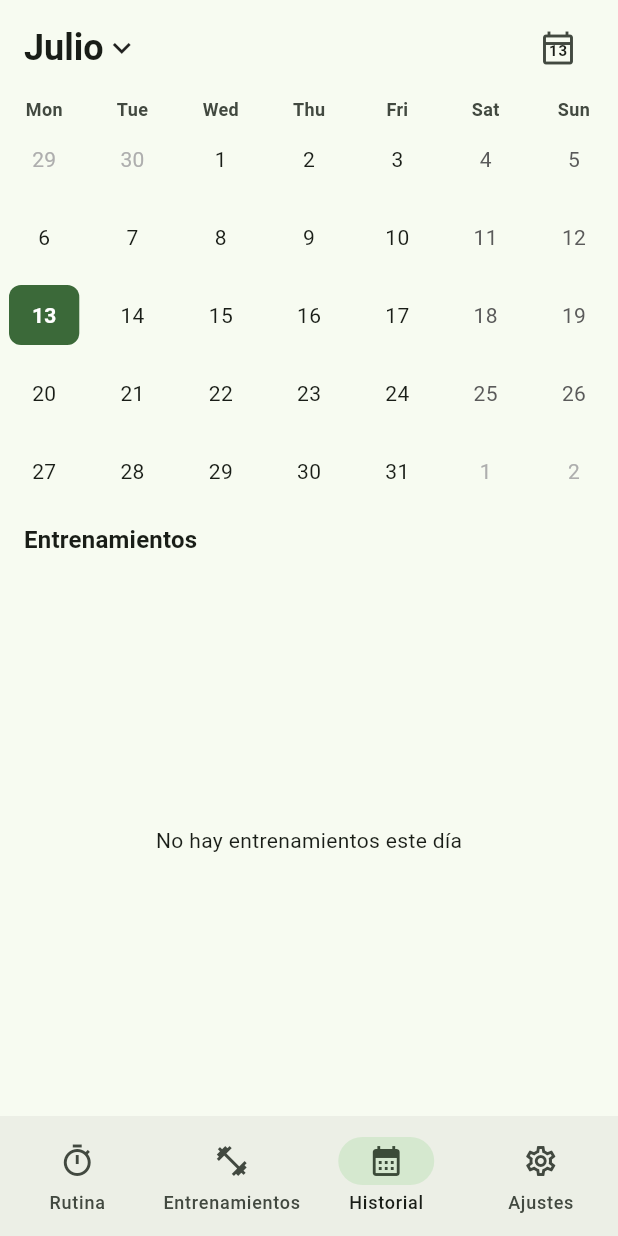
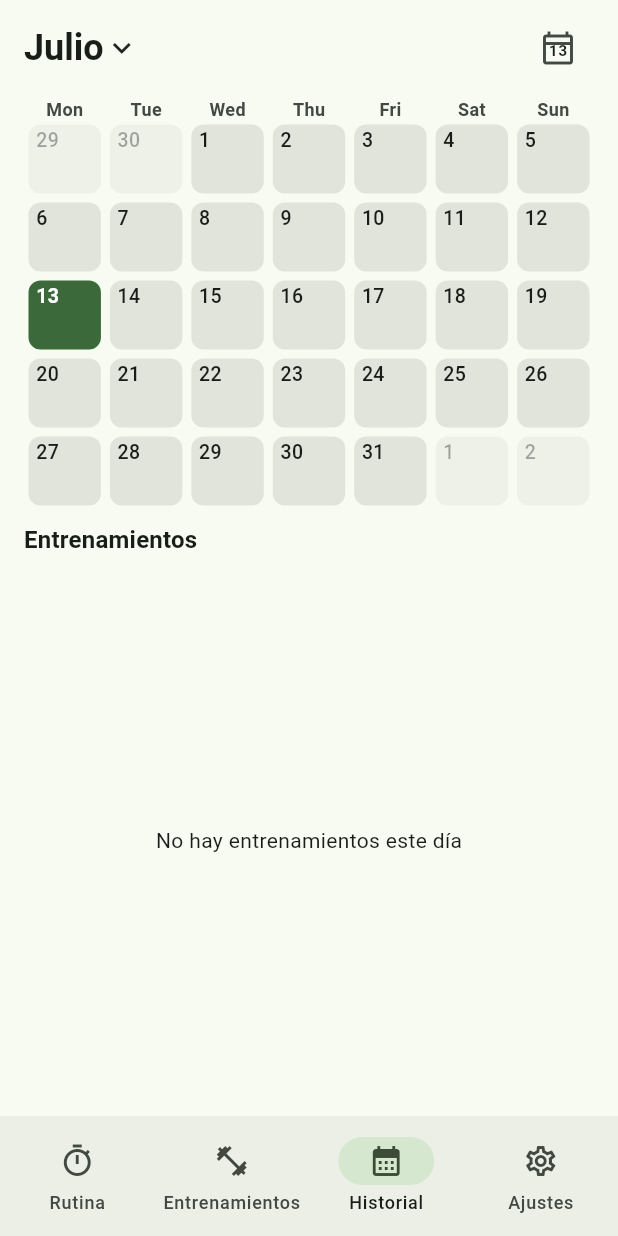
Before and after one commit to MoisesCorcho/IntervalTimer, a Flutter app: the screen it shows after launch, item 3 of the bottom bar chosen, on a phone screen of 412 x 824 dp. Run offline on Flutter 3.47's test engine with Material 3 defaults, Android fonts, the phone set to English and light mode, and no system bars; drawn by our look-alikes of table_calendar; our stand-ins replace drift, flutter_colorpicker, flutter_riverpod, freezed_annotation, go_router; accounts and stored records are empty; generated files the repository leaves out were written again.

Commit message:
fix(F04): improve calendar day cell layout and backgrounds
Place day number top-left and activity icon bottom-right, fill each tile with theme surface color, and add horizontal padding around the calendar.

```diff
--- a/lib/features/calendar_history/presentation/history_screen.dart
+++ b/lib/features/calendar_history/presentation/history_screen.dart
@@ -46,18 +46,23 @@ class HistoryScreen extends ConsumerWidget {
                 ref.read(historyControllerProvider.notifier).goToToday();
               },
             ),
-            HistoryCalendar(
+            Padding(
+              padding: const EdgeInsets.symmetric(horizontal: 16),
+              child: HistoryCalendar(
                 focusedMonth: history.focusedMonth,
                 selectedDate: history.selectedDate,
                 markerDates: markers,
                 onDaySelected: (selected, focused) {
-                ref.read(historyControllerProvider.notifier).selectDay(selected);
+                  ref
+                      .read(historyControllerProvider.notifier)
+                      .selectDay(selected);
                 },
                 onPageChanged: (focused) {
                   ref
                       .read(historyControllerProvider.notifier)
                       .setFocusedMonth(focused);
                 },
+              ),
             ),
             const SizedBox(height: 8),
             Padding(
--- a/lib/features/calendar_history/presentation/widgets/history_calendar.dart
+++ b/lib/features/calendar_history/presentation/widgets/history_calendar.dart
@@ -41,33 +41,11 @@ class HistoryCalendar extends StatelessWidget {
       headerVisible: false,
       onDaySelected: onDaySelected,
       onPageChanged: onPageChanged,
-      calendarStyle: CalendarStyle(
+      // Custom cells own number + marker layout; keep decorations minimal.
+      calendarStyle: const CalendarStyle(
         outsideDaysVisible: true,
-        selectedDecoration: BoxDecoration(
-          color: scheme.primary,
-          borderRadius: BorderRadius.circular(8),
-        ),
-        selectedTextStyle: TextStyle(
-          color: scheme.onPrimary,
-          fontWeight: FontWeight.w600,
-        ),
-        todayDecoration: BoxDecoration(
-          border: Border.all(color: scheme.primary, width: 1.5),
-          borderRadius: BorderRadius.circular(8),
-        ),
-        todayTextStyle: TextStyle(
-          color: scheme.onSurface,
-          fontWeight: FontWeight.w600,
-        ),
-        defaultDecoration: BoxDecoration(
-          borderRadius: BorderRadius.circular(8),
-        ),
-        weekendDecoration: BoxDecoration(
-          borderRadius: BorderRadius.circular(8),
-        ),
-        outsideDecoration: BoxDecoration(
-          borderRadius: BorderRadius.circular(8),
-        ),
+        isTodayHighlighted: false,
+        markersMaxCount: 0,
       ),
       daysOfWeekStyle: DaysOfWeekStyle(
         weekdayStyle: TextStyle(
@@ -82,20 +60,102 @@ class HistoryCalendar extends StatelessWidget {
         ),
       ),
       calendarBuilders: CalendarBuilders(
-        markerBuilder: (context, day, events) {
-          if (!markerDates.contains(_key(day))) return null;
-          return Positioned(
-            bottom: 2,
-            child: Icon(
-              Icons.fitness_center,
-              size: 12,
-              color: isSameDay(day, selectedDate)
-                  ? scheme.onPrimary
-                  : scheme.tertiary,
-            ),
-          );
-        },
+        defaultBuilder: (context, day, focusedDay) =>
+            _DayCell(day: day, selected: false, today: false, outside: false, hasMarker: markerDates.contains(_key(day))),
+        todayBuilder: (context, day, focusedDay) =>
+            _DayCell(day: day, selected: isSameDay(day, selectedDate), today: true, outside: false, hasMarker: markerDates.contains(_key(day))),
+        selectedBuilder: (context, day, focusedDay) =>
+            _DayCell(day: day, selected: true, today: isSameDay(day, DateTime.now()), outside: false, hasMarker: markerDates.contains(_key(day))),
+        outsideBuilder: (context, day, focusedDay) =>
+            _DayCell(day: day, selected: false, today: false, outside: true, hasMarker: markerDates.contains(_key(day))),
       ),
     );
   }
 }
+
+/// Number top-left, activity icon bottom-right so neither is clipped.
+class _DayCell extends StatelessWidget {
+  const _DayCell({
+    required this.day,
+    required this.selected,
+    required this.today,
+    required this.outside,
+    required this.hasMarker,
+  });
+
+  final DateTime day;
+  final bool selected;
+  final bool today;
+  final bool outside;
+  final bool hasMarker;
+
+  @override
+  Widget build(BuildContext context) {
+    final scheme = Theme.of(context).colorScheme;
+
+    // Always fill the cell so days read as tiles, not floating numbers.
+    final Color bg;
+    if (selected) {
+      bg = scheme.primary;
+    } else if (outside) {
+      bg = scheme.surfaceContainerHighest.withValues(alpha: 0.45);
+    } else {
+      bg = scheme.surfaceContainerHighest;
+    }
+
+    final Border? border = (!selected && today)
+        ? Border.all(color: scheme.primary, width: 1.5)
+        : null;
+
+    Color numberColor;
+    if (selected) {
+      numberColor = scheme.onPrimary;
+    } else if (outside) {
+      numberColor = scheme.onSurface.withValues(alpha: 0.38);
+    } else {
+      numberColor = scheme.onSurface;
+    }
+
+    final iconColor = selected
+        ? scheme.onPrimary
+        : outside
+            ? scheme.tertiary.withValues(alpha: 0.5)
+            : scheme.tertiary;
+
+    return Container(
+      margin: const EdgeInsets.all(3),
+      decoration: BoxDecoration(
+        color: bg,
+        border: border,
+        borderRadius: BorderRadius.circular(8),
+      ),
+      child: Stack(
+        children: [
+          Positioned(
+            top: 3,
+            left: 5,
+            child: Text(
+              '${day.day}',
+              style: TextStyle(
+                color: numberColor,
+                fontWeight: selected || today ? FontWeight.w600 : FontWeight.w500,
+                fontSize: 13,
+                height: 1.1,
+              ),
+            ),
+          ),
+          if (hasMarker)
+            Positioned(
+              bottom: 3,
+              right: 4,
+              child: Icon(
+                Icons.fitness_center,
+                size: 14,
+                color: iconColor,
+              ),
+            ),
+        ],
+      ),
+    );
+  }
+}
```
Lines whose indentation alone changed are shown as unchanged.
